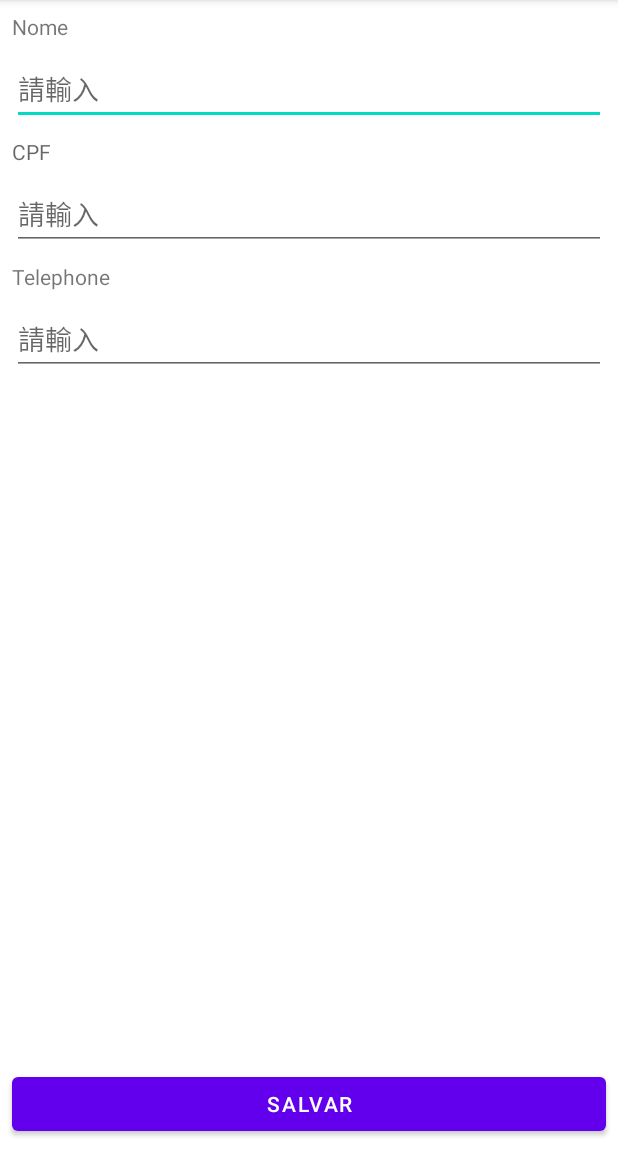
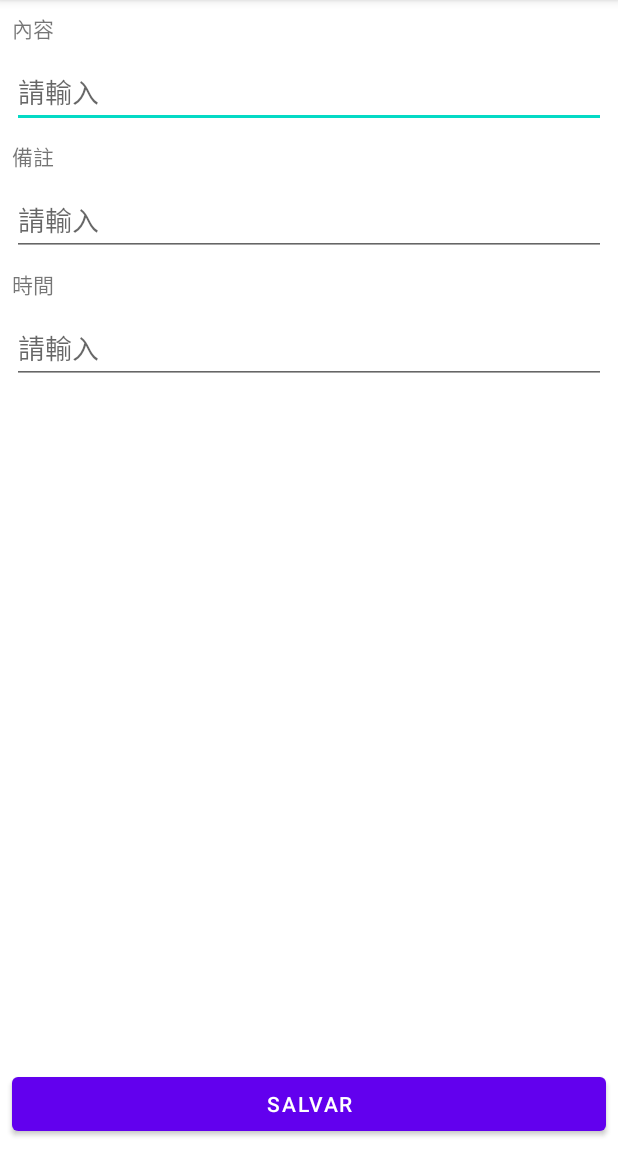
Before and after one commit to XinChiChan/CRUD, an Android app: the MainActivity screen opened directly, with no data from a screen before it, on a phone screen of 412 x 824 dp, the part 84-1236 px from its top. Run offline under Robolectric (Android 15) with nearby library versions, the phone set to English and light mode, and no system bars.

Commit message:
no message

```diff
--- a/app/src/main/java/com/example/noteactivity/AlunoDAO.java
+++ b/app/src/main/java/com/example/noteactivity/AlunoDAO.java
@@ -30,8 +30,8 @@ public class AlunoDAO {
 
     public List<Aluno> obterTodos(){
         List<Aluno> alunos =  new ArrayList<>();
-        Cursor cursor = dbData.query("aluno",new String[]{"id","nome","cpf","telephone"},null,null,null,
-                null,null);
+        Cursor cursor = dbData.query("aluno",new String[]{"id","nome","cpf","telephone"},
+                null,null,null, null,null);
 
         while ((cursor.moveToNext())){
             Aluno a = new Aluno();
--- a/app/src/main/java/com/example/noteactivity/MainActivity.java
+++ b/app/src/main/java/com/example/noteactivity/MainActivity.java
@@ -43,7 +43,7 @@ public class MainActivity extends AppCompatActivity {
             aluno.setCpf(cpf.getText().toString());
             aluno.setTelephone(telephone.getText().toString());
             long id = dao.insert(aluno);
-            Toast.makeText(this, "成功添加" + id, Toast.LENGTH_SHORT).show();
+            Toast.makeText(this, "成功添加" , Toast.LENGTH_SHORT).show();
             finish();
         }else{
             aluno.setNome(nome.getText().toString());
--- a/app/src/main/res/layout/activity_main.xml
+++ b/app/src/main/res/layout/activity_main.xml
@@ -13,7 +13,7 @@
         android:layout_marginStart="8dp"
         android:layout_marginTop="8dp"
         android:layout_marginEnd="8dp"
-        android:text="Nome"
+        android:text="內容"
         app:layout_constraintEnd_toEndOf="parent"
         app:layout_constraintStart_toStartOf="parent"
         app:layout_constraintTop_toTopOf="parent" />
@@ -39,7 +39,7 @@
         android:layout_marginStart="8dp"
         android:layout_marginTop="8dp"
         android:layout_marginEnd="8dp"
-        android:hint="CPF"
+        android:text="備註"
         app:layout_constraintEnd_toEndOf="parent"
         app:layout_constraintStart_toStartOf="parent"
         app:layout_constraintTop_toBottomOf="@+id/editNome" />
@@ -64,7 +64,7 @@
         android:layout_marginStart="8dp"
         android:layout_marginTop="8dp"
         android:layout_marginEnd="8dp"
-        android:text="Telephone"
+        android:text="時間"
         app:layout_constraintEnd_toEndOf="parent"
         app:layout_constraintStart_toStartOf="parent"
         app:layout_constraintTop_toBottomOf="@+id/editCPF" />
--- a/app/src/main/res/layout/item.xml
+++ b/app/src/main/res/layout/item.xml
@@ -26,8 +26,8 @@
         android:layout_height="wrap_content"
         android:layout_marginStart="8dp"
         android:layout_marginTop="8dp"
+        android:text="時間"
         android:textStyle="bold"
-        android:text="telephone:"
         app:layout_constraintStart_toStartOf="parent"
         app:layout_constraintTop_toBottomOf="@+id/txt_nome" />
 
@@ -36,7 +36,7 @@
         android:layout_width="82dp"
         android:layout_height="19dp"
         android:layout_marginTop="8dp"
-        android:text="telephone"
+        android:text="TextView"
         app:layout_constraintStart_toEndOf="@+id/telephone"
         app:layout_constraintTop_toBottomOf="@+id/txt_nome" />
 
@@ -47,7 +47,7 @@
         android:layout_marginStart="80dp"
         android:layout_marginTop="8dp"
         android:layout_marginEnd="8dp"
-        android:text="CPF:"
+        android:text="備註"
         android:textStyle="bold"
         app:layout_constraintEnd_toStartOf="@+id/txt_CPF"
         app:layout_constraintStart_toEndOf="@+id/txt_telephone"
```
Also changed, not shown: app/src/main/res/mipmap-mdpi/ic_launcher.png, app/src/main/res/mipmap-xxhdpi/ic_launcher.png, app/src/main/res/mipmap-xxxhdpi/ic_launcher.png (deleted).
